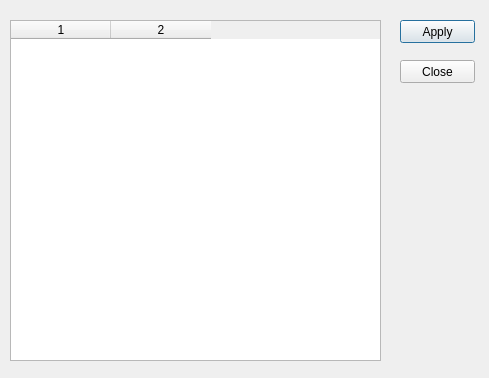
First picture: the form in grbldialog.ui, repository apsystems/GrblHoming, before the edit.
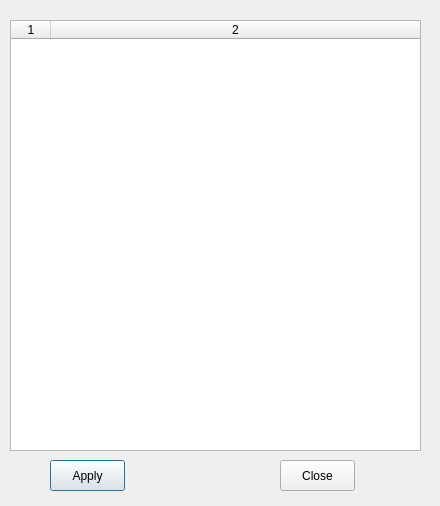
Second picture: the form after the edit.

```diff
--- a/grbldialog.ui
+++ b/grbldialog.ui
@@ -6,20 +6,26 @@
    <rect>
     <x>0</x>
     <y>0</y>
-    <width>489</width>
-    <height>378</height>
+    <width>440</width>
+    <height>506</height>
    </rect>
   </property>
+  <property name="sizePolicy">
+   <sizepolicy hsizetype="Fixed" vsizetype="Fixed">
+    <horstretch>0</horstretch>
+    <verstretch>0</verstretch>
+   </sizepolicy>
+  </property>
   <property name="windowTitle">
    <string>Grbl Settings</string>
   </property>
   <widget class="QPushButton" name="btnOk">
    <property name="geometry">
     <rect>
-     <x>400</x>
-     <y>20</y>
+     <x>50</x>
+     <y>460</y>
      <width>75</width>
-     <height>23</height>
+     <height>31</height>
     </rect>
    </property>
    <property name="text">
@@ -29,10 +35,10 @@
   <widget class="QPushButton" name="btnCancel">
    <property name="geometry">
     <rect>
-     <x>400</x>
-     <y>60</y>
+     <x>280</x>
+     <y>460</y>
      <width>75</width>
-     <height>23</height>
+     <height>31</height>
     </rect>
    </property>
    <property name="text">
@@ -44,13 +50,43 @@
     <rect>
      <x>10</x>
      <y>20</y>
-     <width>371</width>
-     <height>341</height>
+     <width>411</width>
+     <height>431</height>
     </rect>
    </property>
+   <property name="sizePolicy">
+    <sizepolicy hsizetype="Expanding" vsizetype="Expanding">
+     <horstretch>10</horstretch>
+     <verstretch>0</verstretch>
+    </sizepolicy>
+   </property>
+   <property name="inputMethodHints">
+    <set>Qt::ImhNone</set>
+   </property>
+   <property name="autoScrollMargin">
+    <number>30</number>
+   </property>
+   <property name="cornerButtonEnabled">
+    <bool>true</bool>
+   </property>
    <property name="columnCount">
     <number>2</number>
    </property>
+   <attribute name="horizontalHeaderCascadingSectionResizes">
+    <bool>true</bool>
+   </attribute>
+   <attribute name="horizontalHeaderDefaultSectionSize">
+    <number>40</number>
+   </attribute>
+   <attribute name="horizontalHeaderMinimumSectionSize">
+    <number>40</number>
+   </attribute>
+   <attribute name="horizontalHeaderStretchLastSection">
+    <bool>true</bool>
+   </attribute>
+   <attribute name="verticalHeaderDefaultSectionSize">
+    <number>30</number>
+   </attribute>
    <column/>
    <column/>
   </widget>
```
